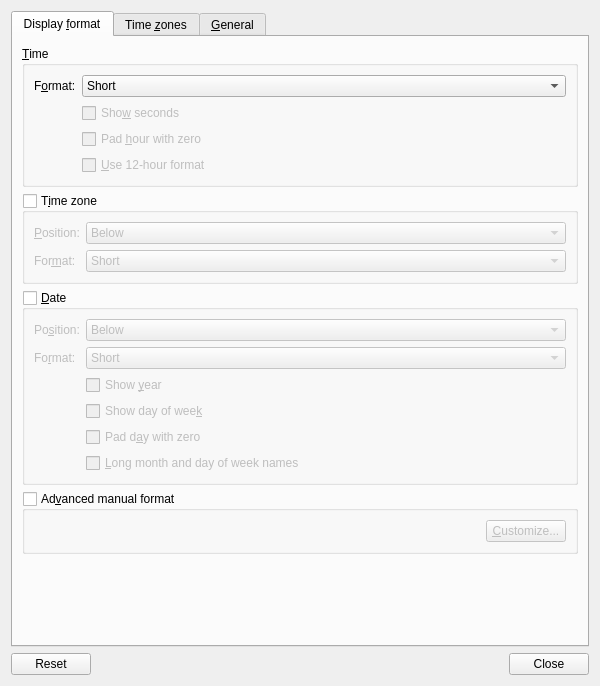
This is plugin-clock/lxqtclockconfiguration.ui in lxqt/lxqt-panel as Qt 5 draws it before an edit. The edited form follows.
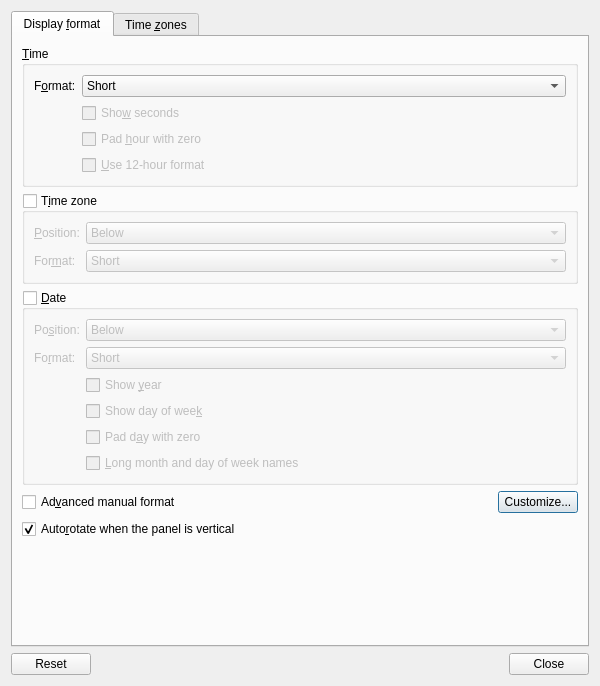
This is the edited form.

Commit message: Rework the clock configuration UI:  - Remove the "General" menu because there was only one checkmark, and it was applicable in the new location anyways.  - Change the formatting so that the advanced format checkbox and the customize button are on the same line, and it looks better this way.  - General grammar and punctuation fixes.

Patch:
```diff
--- a/plugin-clock/lxqtclockconfiguration.ui
+++ b/plugin-clock/lxqtclockconfiguration.ui
@@ -345,21 +345,19 @@
         </widget>
        </item>
        <item>
-        <widget class="QGroupBox" name="advancedManualGB">
-         <property name="title">
+        <layout class="QHBoxLayout" name="advancedManual">
+         <item>
+          <widget class="QCheckBox" name="advancedManualGB">
+           <property name="text">
           <string>Ad&amp;vanced manual format</string>
          </property>
-         <property name="checkable">
-          <bool>true</bool>
-         </property>
          <property name="checked">
           <bool>false</bool>
          </property>
-         <layout class="QVBoxLayout" name="verticalLayout_2">
+          </widget>
+         </item>
           <item>
-           <layout class="QHBoxLayout" name="horizontalLayout">
-            <item>
-             <spacer name="_3">
+          <spacer name="horizontalSpacer">
               <property name="orientation">
                <enum>Qt::Horizontal</enum>
               </property>
@@ -372,15 +370,22 @@
              </spacer>
             </item>
             <item>
-             <widget class="QPushButton" name="customisePB">
+          <widget class="QPushButton" name="customizePB">
               <property name="text">
-               <string>&amp;Customize...</string>
+            <string>Customize...</string>
               </property>
              </widget>
             </item>
            </layout>
           </item>
-         </layout>
+       <item>
+        <widget class="QCheckBox" name="autorotateCB">
+         <property name="text">
+          <string>Auto&amp;rotate when the panel is vertical</string>
+         </property>
+         <property name="checked">
+          <bool>true</bool>
+         </property>
         </widget>
        </item>
        <item>
@@ -514,36 +519,6 @@
        </item>
       </layout>
      </widget>
-     <widget class="QWidget" name="generalT">
-      <attribute name="title">
-       <string>&amp;General</string>
-      </attribute>
-      <layout class="QVBoxLayout" name="verticalLayout">
-       <item>
-        <widget class="QCheckBox" name="autorotateCB">
-         <property name="text">
-          <string>Auto&amp;rotate when the panel is vertical</string>
-         </property>
-         <property name="checked">
-          <bool>true</bool>
-         </property>
-        </widget>
-       </item>
-       <item>
-        <spacer name="verticalSpacer">
-         <property name="orientation">
-          <enum>Qt::Vertical</enum>
-         </property>
-         <property name="sizeHint" stdset="0">
-          <size>
-           <width>20</width>
-           <height>40</height>
-          </size>
-         </property>
-        </spacer>
-       </item>
-      </layout>
-     </widget>
     </widget>
    </item>
    <item>
```
Left out of the diff: 4 changed lines with no effect on the pictures. Lines whose indentation alone changed are shown as unchanged. The commit also changes 2 other files.
